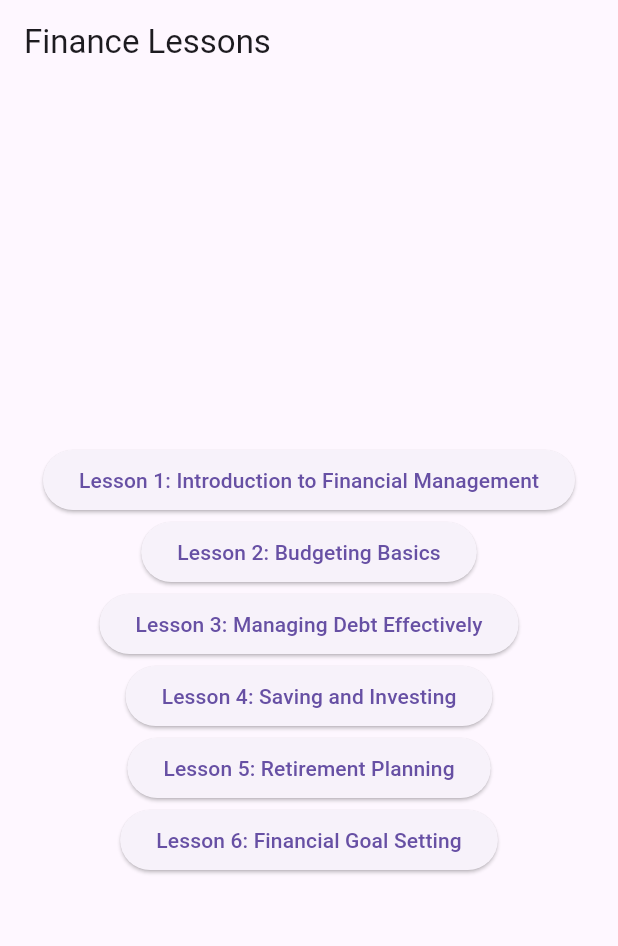
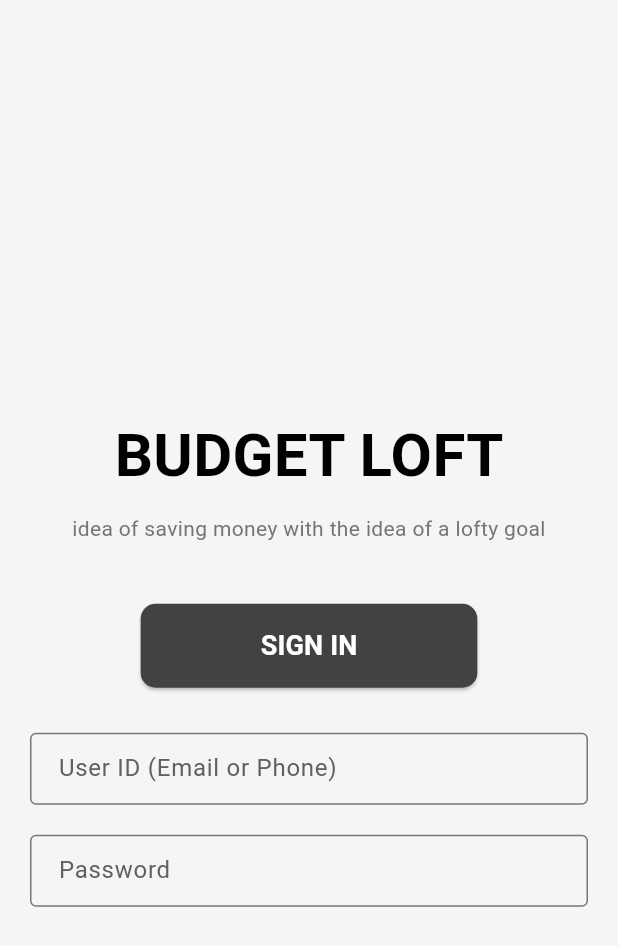
Before and after one commit to Kallappa2005/Financial-Youth-Literacy-App-, a Flutter app: the screen it shows after launch, on a phone screen of 412 x 824 dp. Shown: the top 946 px of the screen. Run offline on Flutter 3.47's test engine with Material 3 defaults, Android fonts, the phone set to English and light mode, and no system bars; Roboto replaces fonts that are missing (Times New Roman).

Commit message:
main page

```diff
--- a/lib/main.dart
+++ b/lib/main.dart
@@ -1,3 +1,4 @@
+import 'package:flutter/foundation.dart';
 import 'package:flutter/material.dart';
 
 void main() {
@@ -9,79 +10,103 @@ class MyApp extends StatelessWidget {
 
   @override
   Widget build(BuildContext context) {
-    return const MaterialApp(
+    return MaterialApp(
       debugShowCheckedModeBanner: false,
-      home: HomePage(),
+      theme: ThemeData(
+        primarySwatch: Colors.grey, // Neutral color for the app theme
+        scaffoldBackgroundColor: Colors.grey[100], // Light grey background color
+        textTheme: TextTheme(
+          bodyMedium: TextStyle(color: Colors.grey[800]), // Set default text color
+        ),
+      ),
+      home: const SignInPage(),
     );
   }
 }
 
-class HomePage extends StatelessWidget {
-  const HomePage({super.key});
+class SignInPage extends StatelessWidget {
+  const SignInPage({super.key});
 
   @override
   Widget build(BuildContext context) {
     return Scaffold(
       appBar: AppBar(
-        title: const Text('Finance Lessons'),
+        elevation: 0,
+        backgroundColor: Colors.transparent, // Make AppBar transparent
+        automaticallyImplyLeading: false, // Remove the back button
       ),
-      body: Center(
+      body: Padding(
+        padding: const EdgeInsets.all(20.0),
         child: Column(
           mainAxisAlignment: MainAxisAlignment.center,
+          crossAxisAlignment: CrossAxisAlignment.center,
           children: [
+            // Logo and tagline
+            const Text(
+              'BUDGET LOFT',
+              style: TextStyle(
+                fontSize: 40,
+                fontWeight: FontWeight.bold,
+                fontFamily: 'Times New Roman', // Adjust as needed
+                color: Colors.black, // Dark color for title
+              ),
+            ),
+            const SizedBox(height: 10),
+            Text(
+              'idea of saving money with the idea of a lofty goal',
+              style: TextStyle(
+                fontSize: 14,
+                color: Colors.grey[600], // Soft grey color for tagline
+              ),
+              textAlign: TextAlign.center,
+            ),
+            const SizedBox(height: 40),
+            // Sign-In button
             ElevatedButton(
               onPressed: () {
-                Navigator.push(
+                // Navigate to HomeScreen after successful sign-in
+                Navigator.pushReplacement(
                   context,
-                  MaterialPageRoute(builder: (context) => const LessonNavigator(title: 'Lesson 1', pages: lesson1Content)),
+                  MaterialPageRoute(builder: (context) => const HomeScreen()),
                 );
               },
-              child: const Text('Lesson 1: Introduction to Financial Management'),
+              style: ElevatedButton.styleFrom(
+                padding: const EdgeInsets.symmetric(vertical: 15, horizontal: 80),
+                backgroundColor: Colors.grey[800], // Dark grey button background
+                shape: RoundedRectangleBorder(
+                  borderRadius: BorderRadius.circular(10),
+                ),
+              ),
+              child: const Text(
+                'SIGN IN',
+                style: TextStyle(
+                  fontSize: 18,
+                  fontWeight: FontWeight.bold,
+                  color: Colors.white, // White text color
+                ),
+              ),
             ),
-            ElevatedButton(
-              onPressed: () {
-                Navigator.push(
-                  context,
-                  MaterialPageRoute(builder: (context) => const LessonNavigator(title: 'Lesson 2', pages: lesson2Content)),
-                );
-              },
-              child: const Text('Lesson 2: Budgeting Basics'),
+            const SizedBox(height: 30),
+            // User ID (Email or Phone) input field
+            TextField(
+              decoration: InputDecoration(
+                labelText: 'User ID (Email or Phone)',
+                border: const OutlineInputBorder(),
+                contentPadding: const EdgeInsets.symmetric(vertical: 10, horizontal: 15),
+                labelStyle: TextStyle(color: Colors.grey[700]), // Soft grey label color
+              ),
+              keyboardType: TextInputType.emailAddress,
             ),
-            ElevatedButton(
-              onPressed: () {
-                Navigator.push(
-                  context,
-                  MaterialPageRoute(builder: (context) => const LessonNavigator(title: 'Lesson 3', pages: lesson3Content)),
-                );
-              },
-              child: const Text('Lesson 3: Managing Debt Effectively'),
-            ),
-            ElevatedButton(
-              onPressed: () {
-                Navigator.push(
-                  context,
-                  MaterialPageRoute(builder: (context) => const LessonNavigator(title: 'Lesson 4', pages: lesson4Content)),
-                );
-              },
-              child: const Text('Lesson 4: Saving and Investing'),
-            ),
-            ElevatedButton(
-              onPressed: () {
-                Navigator.push(
-                  context,
-                  MaterialPageRoute(builder: (context) => const LessonNavigator(title: 'Lesson 5', pages: lesson5Content)),
-                );
-              },
-              child: const Text('Lesson 5: Retirement Planning'),
-            ),
-            ElevatedButton(
-              onPressed: () {
-                Navigator.push(
-                  context,
-                  MaterialPageRoute(builder: (context) => const LessonNavigator(title: 'Lesson 6', pages: lesson6Content)),
-                );
-              },
-              child: const Text('Lesson 6: Financial Goal Setting'),
+            const SizedBox(height: 20),
+            // Password input field
+            TextField(
+              obscureText: true,
+              decoration: InputDecoration(
+                labelText: 'Password',
+                border: const OutlineInputBorder(),
+                contentPadding: const EdgeInsets.symmetric(vertical: 10, horizontal: 15),
+                labelStyle: TextStyle(color: Colors.grey[700]), // Soft grey label color
+              ),
             ),
           ],
         ),
@@ -90,62 +115,43 @@ class HomePage extends StatelessWidget {
   }
 }
 
-// Lesson Navigator
-class LessonNavigator extends StatefulWidget {
-  final String title;
-  final List<String> pages;
-
-  const LessonNavigator({super.key, required this.title, required this.pages});
-
-  @override
-  _LessonNavigatorState createState() => _LessonNavigatorState();
-}
-
-class _LessonNavigatorState extends State<LessonNavigator> {
-  int currentPage = 0;
+class HomeScreen extends StatelessWidget {
+  const HomeScreen({super.key});
 
   @override
   Widget build(BuildContext context) {
     return Scaffold(
       appBar: AppBar(
-        title: Text(widget.title),
+        title: const Text('Home Screen'),
+        backgroundColor: Colors.grey[400], // Slightly darker grey for app bar
+        titleTextStyle: const TextStyle(color: Colors.black), // Adjust title color for contrast
       ),
       body: Padding(
-        padding: const EdgeInsets.all(16.0),
+        padding: const EdgeInsets.all(16.0), // Padding around the buttons
         child: Column(
+          mainAxisAlignment: MainAxisAlignment.center,
+          crossAxisAlignment: CrossAxisAlignment.stretch,
           children: [
-            Expanded(
-              child: SingleChildScrollView(
-                child: Text(
-                  widget.pages[currentPage],
-                  style: TextStyle(fontSize: 16),
-                ),
-              ),
+            // Start Learning Button
+            ElevatedButton(
+              onPressed: () {
+                // Navigate to Start Learning Page (You can implement navigation later)
+                if (kDebugMode) {
+                  print('Start Learning Pressed');
+                }
+              },
+              child: const Text('Start Learning', style: TextStyle(fontSize: 18)),
             ),
-            Row(
-              mainAxisAlignment: MainAxisAlignment.spaceBetween,
-              children: [
-                ElevatedButton(
-                  onPressed: currentPage > 0
-                      ? () {
-                    setState(() {
-                      currentPage--;
-                    });
-                  }
-                      : null,
-                  child: Text('Previous'),
-                ),
-                ElevatedButton(
-                  onPressed: currentPage < widget.pages.length - 1
-                      ? () {
-                    setState(() {
-                      currentPage++;
-                    });
-                  }
-                      : null,
-                  child: Text('Next'),
-                ),
-              ],
+            const SizedBox(height: 20), // Space between buttons
+            // Expense Tracker Button
+            ElevatedButton(
+              onPressed: () {
+                // Navigate to Expense Tracker Page (You can implement navigation later)
+                if (kDebugMode) {
+                  print('Expense Tracker Pressed');
+                }
+              },
+              child: const Text('Expense Tracker', style: TextStyle(fontSize: 18)),
             ),
           ],
         ),
@@ -153,58 +159,3 @@ class _LessonNavigatorState extends State<LessonNavigator> {
     );
   }
 }
-
-// Lesson Content
-const List<String> lesson1Content = [
-  '''Page 1 of Lesson 1:
-Financial management is the process of planning, organizing, directing, and controlling financial activities to ensure stability and growth. It involves activities like budgeting, saving, and analyzing financial health.''',
-  '''Page 2 of Lesson 1:
-Proper financial management helps achieve goals such as avoiding debt, preparing for emergencies, and building wealth. Learn key principles to manage your finances effectively.''',
-  '''Page 3 of Lesson 1:
-By setting clear goals, tracking expenses, and prioritizing savings, you can master financial management and gain control of your financial future.''',
-];
-
-const List<String> lesson2Content = [
-  '''Page 1 of Lesson 2:
-Budgeting is the cornerstone of financial success. A budget is a plan that helps you allocate income to expenses, savings, and other priorities.''',
-  '''Page 2 of Lesson 2:
-Methods like the 50/30/20 rule divide your income: 50% for needs, 30% for wants, and 20% for savings and debt repayment. Tailor these methods to fit your lifestyle.''',
-  '''Page 3 of Lesson 2:
-Use apps or spreadsheets to track expenses and stick to your budget. Budgeting not only controls spending but also helps you identify areas for improvement.''',
-];
-
-const List<String> lesson3Content = [
-  '''Page 1 of Lesson 3:
-Managing debt is essential for financial freedom. Start by creating a repayment strategy for high-interest debts like credit cards.''',
-  '''Page 2 of Lesson 3:
-Debt Snowball Method: Focus on smaller debts first for quick wins. Debt Avalanche Method: Prioritize debts with higher interest rates for long-term savings.''',
-  '''Page 3 of Lesson 3:
-Avoid accumulating unnecessary debt by budgeting wisely and building an emergency fund to cover unexpected expenses.''',
-];
-
-const List<String> lesson4Content = [
-  '''Page 1 of Lesson 4:
-Saving is the foundation of financial security. Building an emergency fund protects you from unforeseen financial challenges.''',
-  '''Page 2 of Lesson 4:
-Investing grows your wealth over time. Options include stocks, bonds, real estate, and mutual funds. Diversify to balance risk and reward.''',
-  '''Page 3 of Lesson 4:
-Start investing early to benefit from compound growth. Understand your risk tolerance and set long-term financial goals.''',
-];
-
-const List<String> lesson5Content = [
-  '''Page 1 of Lesson 5:
-Retirement planning ensures a secure future. Begin early to maximize savings and benefit from compound interest.''',
-  '''Page 2 of Lesson 5:
-Retirement accounts like 401(k)s and IRAs offer tax benefits. Contribute consistently and increase contributions as your income grows.''',
-  '''Page 3 of Lesson 5:
-Review your retirement plan regularly to align with changing goals. Seek professional advice for optimal retirement strategies.''',
-];
-
-const List<String> lesson6Content = [
-  '''Page 1 of Lesson 6:
-Financial goal setting provides direction and purpose. SMART goals (Specific, Measurable, Achievable, Relevant, Time-bound) are effective.''',
-  '''Page 2 of Lesson 6:
-Define short-term goals (e.g., emergency fund), mid-term goals (e.g., car purchase), and long-term goals (e.g., home ownership).''',
-  '''Page 3 of Lesson 6:
-Track progress and adjust your plans as needed. Stay disciplined and consistent to achieve financial success.''',
-];
```
Also changed, not shown: pg1.dart (deleted, +0 -161 lines).
